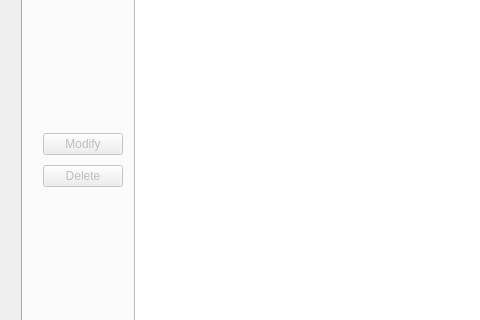
Old version of the form TPQtIntroduction/mainwindow.ui in the repository Lydie-Pierrick/TP2-QT-INTRO; both pictures show x 0 to 480 and y 190 to 510 of the 750 by 617 pixel window.
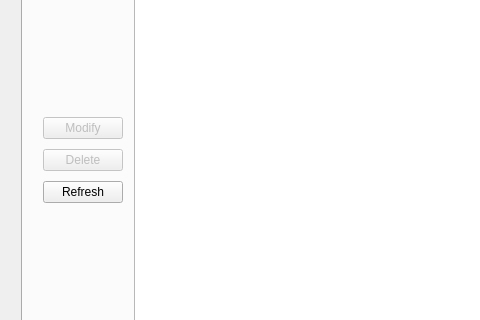
New version of the form. Icons and pictures are not drawn.

```diff
--- a/TPQtIntroduction/mainwindow.ui
+++ b/TPQtIntroduction/mainwindow.ui
@@ -215,6 +215,13 @@
               </property>
              </widget>
             </item>
+            <item>
+             <widget class="QPushButton" name="pushBtn_Refresh">
+              <property name="text">
+               <string>Refresh</string>
+              </property>
+             </widget>
+            </item>
             <item>
              <spacer name="verticalSpacer_2">
               <property name="orientation">
```
